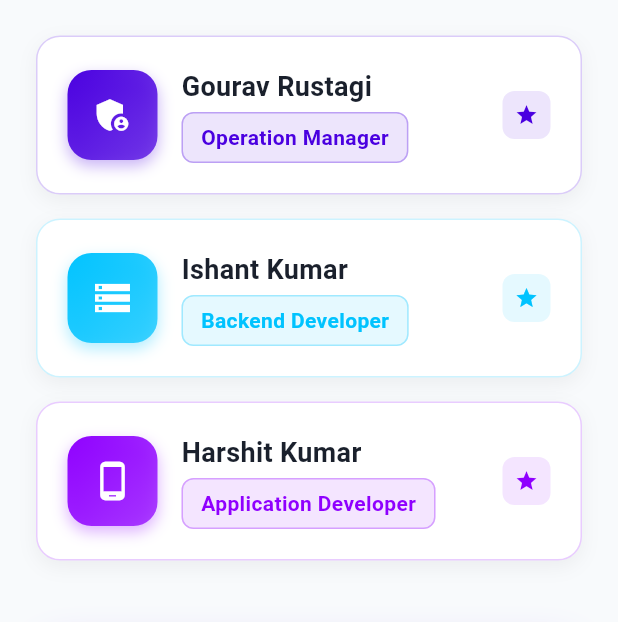
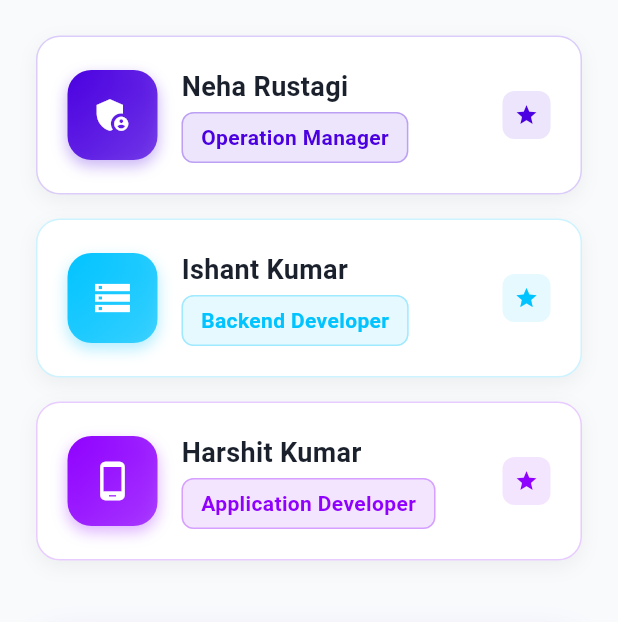
Before and after one commit to ishant9805/Inventro, a Flutter app: the AboutUsPage screen opened by its route, scrolled down 576 dp, on a phone screen of 412 x 824 dp, the part 263-885 px from its top. Run offline on Flutter 3.47's test engine with Material 3 defaults, Android fonts, the phone set to English and light mode, and no system bars; our stand-ins replace get, get_storage, shared_preferences; accounts and stored records are empty.

Commit message:
Update in about us page

```diff
--- a/lib/app/modules/about_us/about_us_page.dart
+++ b/lib/app/modules/about_us/about_us_page.dart
@@ -1,5 +1,4 @@
 import 'package:flutter/material.dart';
-import 'package:get/get.dart';
 import 'package:inventro/app/utils/safe_navigation.dart';
 import 'widgets/about_us_header.dart';
 import 'widgets/team_members_section.dart';
--- a/lib/app/modules/about_us/widgets/team_members_section.dart
+++ b/lib/app/modules/about_us/widgets/team_members_section.dart
@@ -7,7 +7,7 @@ class TeamMembersSection extends StatelessWidget {
   // Team member data as specified in requirements
   static const List<Map<String, dynamic>> teamMembers = [
     {
-      'name': 'Gourav Rustagi',
+      'name': 'Neha Rustagi',
       'role': 'Operation Manager',
       'icon': Icons.admin_panel_settings,
       'color': Color(0xFF4A00E0),
```
